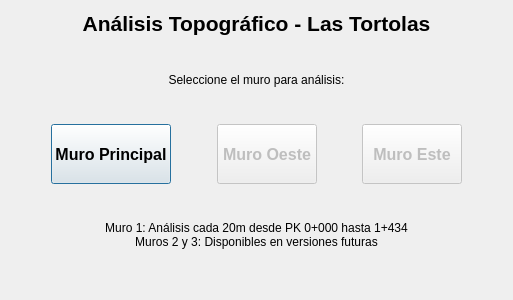
First picture: the form in welcome_dialog.ui, repository titoruizh/PLUGIN_Revanchas_LT, before the edit.
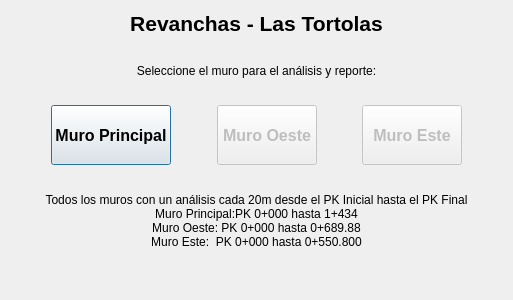
Second picture: the form after the edit.

Commit message:
menu inicio
cambio texto inicio

The edit to the form file:
```diff
--- a/welcome_dialog.ui
+++ b/welcome_dialog.ui
@@ -24,7 +24,7 @@
       </font>
      </property>
      <property name="text">
-      <string>Análisis Topográfico - Las Tortolas</string>
+      <string>Revanchas - Las Tortolas</string>
      </property>
      <property name="alignment">
       <set>Qt::AlignCenter</set>
@@ -47,7 +47,7 @@
    <item>
     <widget class="QLabel" name="subtitle_label">
      <property name="text">
-      <string>Seleccione el muro para análisis:</string>
+      <string>Seleccione el muro para el análisis y reporte:</string>
      </property>
      <property name="alignment">
       <set>Qt::AlignCenter</set>
@@ -208,8 +208,10 @@
    <item>
     <widget class="QLabel" name="info_label">
      <property name="text">
-      <string>Muro 1: Análisis cada 20m desde PK 0+000 hasta 1+434
-Muros 2 y 3: Disponibles en versiones futuras</string>
+      <string>Todos los muros con un análisis cada 20m desde el PK Inicial hasta el PK Final
+Muro Principal:PK 0+000 hasta 1+434
+Muro Oeste: PK 0+000 hasta 0+689.88
+Muro Este:  PK 0+000 hasta 0+550.800</string>
      </property>
      <property name="alignment">
       <set>Qt::AlignCenter</set>
```
